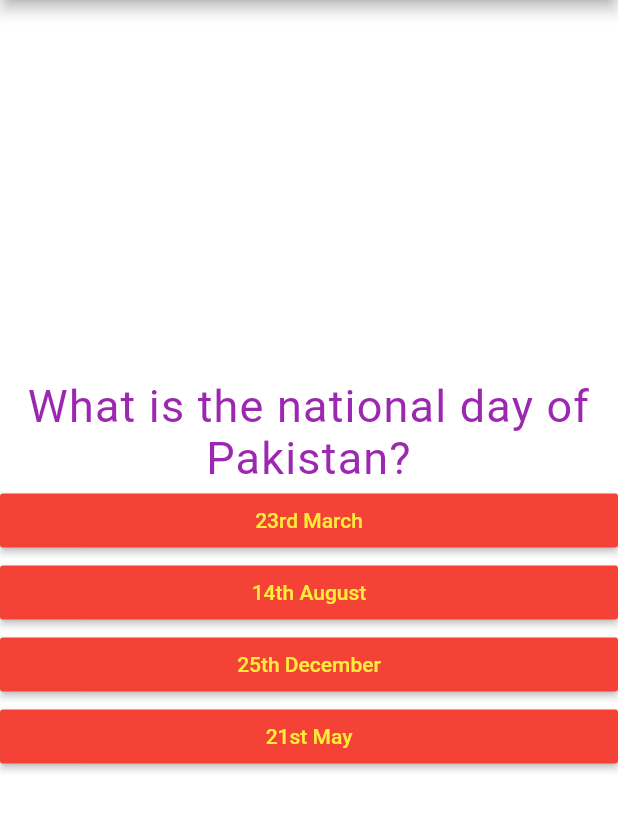
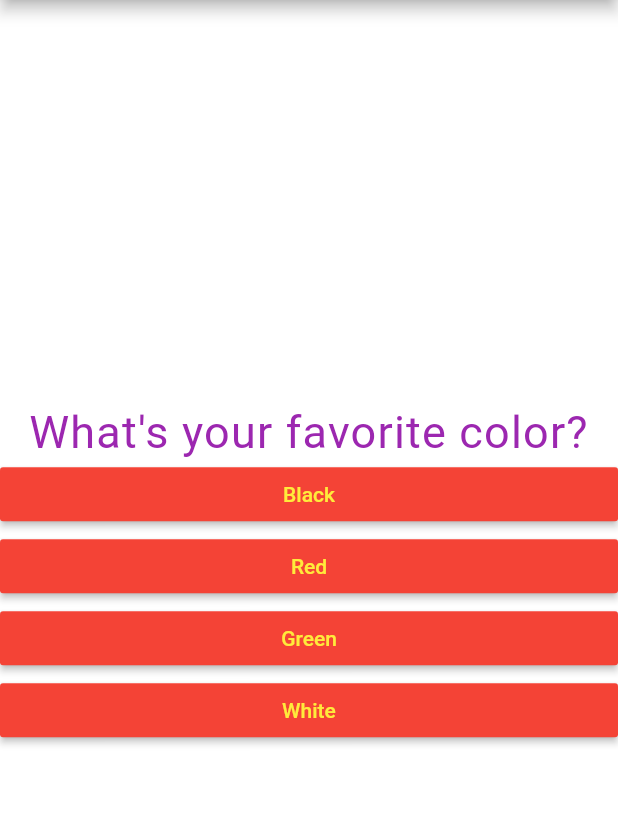
Before and after one commit to RaiAnsar/Flutter-Quiz, a Flutter app: the screen it shows after launch, on a phone screen of 412 x 824 dp, the part 84-914 px from its top. Run offline on Flutter 3.47's test engine with Material 2 defaults, Android fonts, the phone set to English and light mode, and no system bars; Roboto replaces fonts that are missing (Fira Code).

Commit message:
Section #1 Complete | App finished

```diff
--- a/lib/main.dart
+++ b/lib/main.dart
@@ -12,51 +12,47 @@ class MyApp extends StatefulWidget {
 class _MyAppState extends State<MyApp> {
   var _questions = [
     {
-      'question': 'What is the national day of Pakistan?',
-      'answers': ["23rd March", "14th August", "25th December", "21st May"]
+      'questionText': 'What\'s your favorite color?',
+      'answers': [
+        {'text': 'Black', 'score': 10},
+        {'text': 'Red', 'score': 5},
+        {'text': 'Green', 'score': 3},
+        {'text': 'White', 'score': 1},
+      ],
     },
     {
-      'question': 'How many people live in Pakistan?',
-      'answers': ["21 Million", "220 Million", "160 Million", "1.6 Billion"]
+      'questionText': 'What\'s your favorite animal?',
+      'answers': [
+        {'text': 'Rabbit', 'score': 3},
+        {'text': 'Snake', 'score': 11},
+        {'text': 'Elephant', 'score': 5},
+        {'text': 'Lion', 'score': 9},
+      ],
     },
     {
-      'question': 'Which technology is the best for Mobile App Development?',
+      'questionText': 'Who\'s your favorite instructor?',
       'answers': [
-        "Flutter",
-        "Flutter with Dart",
-        "React Naitive",
-        "Xamarin Forms"
-      ]
-    },
-    {
-      'question': 'Who is president of Pakistan?',
-      'answers': ["Raja Zia ul Haq", "Tariq Jameel", "Bajwa Jee", "Fawad CH"]
-    },
-    {
-      'question': 'What is the national day of America?',
-      'answers': ["1st June", "4th July", "6th October", "24th December"]
-    },
-    {
-      'question': 'How many people live in India?',
-      'answers': ["2.2 Billion", "6 Billion", "1.28 Billion", "0.8 Billion"]
-    },
-    {
-      'question': 'Which technology is the best for Web Development?',
-      'answers': ["ReactJS", "PHP", "HTML & CSS + JS", "Flutter"]
-    },
-    {
-      'question': 'Who is president of Turkey?',
-      'answers': [
-        "Eisa Bookhaari",
-        "Rajap Tayapp Ordgan",
-        "Colonel Gaddafi",
-        "Altaf Hussain"
-      ]
+        {'text': 'Max', 'score': 1},
+        {'text': 'Max', 'score': 1},
+        {'text': 'Max', 'score': 1},
+        {'text': 'Max', 'score': 1},
+      ],
     },
   ];
 
   int _qustionIndex = 0;
-  nextQ() {
+  int _totalScore = 0;
+
+  resetQuiz() {
+    setState(() {
+      _qustionIndex = 0;
+      _totalScore = 0;
+    });
+  }
+
+  nextQuestion(int score) {
+    _totalScore += score;
+
     setState(() {
       _qustionIndex++;
     });
@@ -75,9 +71,9 @@ class _MyAppState extends State<MyApp> {
               ? Quiz(
                   questions: _questions,
                   questionIndex: _qustionIndex,
-                  nextQuestion: nextQ,
+                  nextQuestion: nextQuestion,
                 )
-              : Result(),
+              : Result(_totalScore, resetQuiz),
         ),
       ),
     );
--- a/lib/quiz.dart
+++ b/lib/quiz.dart
@@ -18,10 +18,11 @@ class Quiz extends StatelessWidget {
       mainAxisAlignment: MainAxisAlignment.center,
       children: <Widget>[
         Question(
-          questions[questionIndex]['question'],
+          questions[questionIndex]['questionText'],
         ),
-        ...(questions[questionIndex]['answers'] as List<String>).map((answer) {
-          return Answer(nextQuestion, answer);
+        ...(questions[questionIndex]['answers'] as List<Map<String, Object>>).map((answer) {
+          return Answer( () => nextQuestion(answer['score']), answer['text'
+          ]);
         }).toList()
       ],
     );
```
Also changed, not shown: lib/result.dart (+36 -6 lines).
